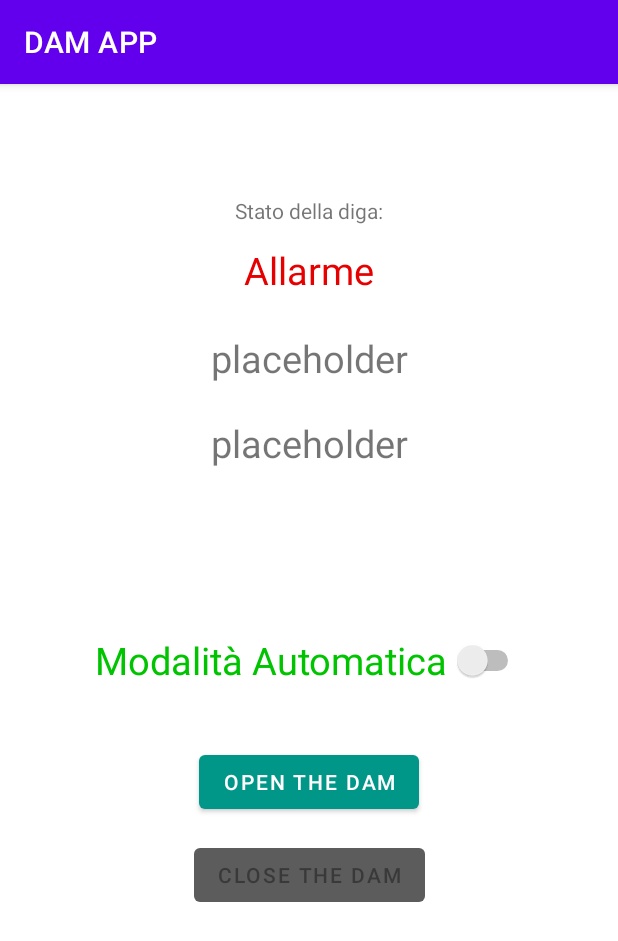
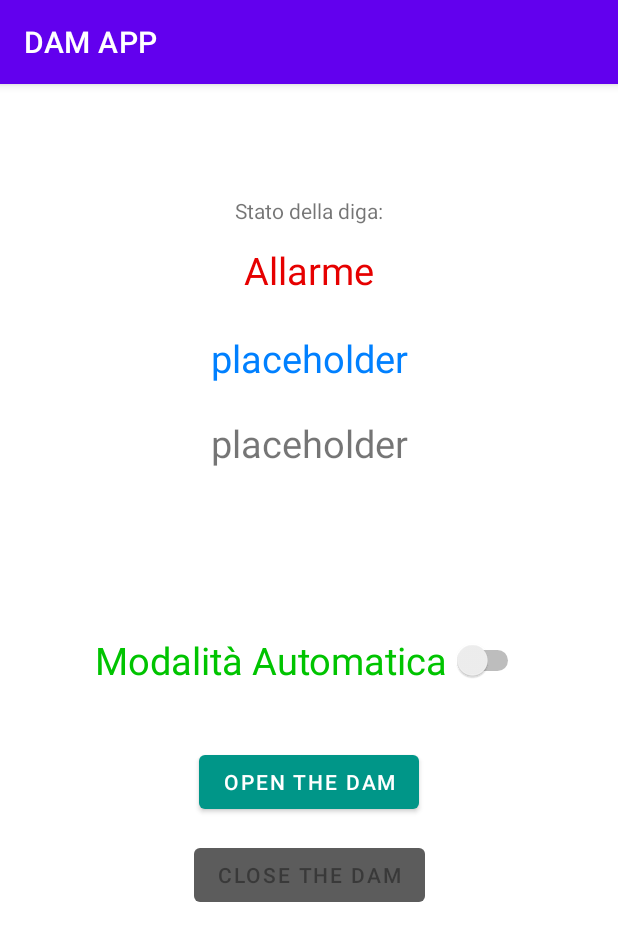
Before and after one commit to w-disaster/seiot-assignments-2020, an Android app: the screen it shows after launch (MainActivity), on a phone screen of 412 x 824 dp. Shown: the top 941 px of the screen. Run offline under Robolectric (Android 15) with nearby library versions, the phone set to English and light mode, and no system bars; 2 statements that could not run were skipped.

Commit message:
added color in values for water level

```diff
--- a/smart_dam/src/dam_mobileapp/app/src/main/java/com/dm/dam_mobile/MainActivity.java
+++ b/smart_dam/src/dam_mobileapp/app/src/main/java/com/dm/dam_mobile/MainActivity.java
@@ -4,6 +4,7 @@ import androidx.annotation.Nullable;
 import androidx.annotation.RequiresApi;
 import androidx.appcompat.app.AppCompatActivity;
 
+import android.annotation.SuppressLint;
 import android.graphics.Color;
 import android.os.Build;
 import android.os.Bundle;
@@ -34,7 +35,6 @@ public class MainActivity extends AppCompatActivity {
     private static final int DAM_STEP = 20;
     private static final String BTN_DISABLED = "#5c5c5c";
     private static final String BTN_ENABLED = "#009688";
-    private static final String WATER_COLOR = "#0080ff";
 
     private int damLevel;
     private int waterLevel;
@@ -48,6 +48,7 @@ public class MainActivity extends AppCompatActivity {
     private TextView damLevelView;
     private TextView waterLevelView;
 
+    @SuppressLint("UseSwitchCompatOrMaterialCode")
     private Switch contextSwitch;
     private Button btnOpen;
     private Button btnClose;
@@ -77,21 +78,16 @@ public class MainActivity extends AppCompatActivity {
 
         initUI();
         updateUI();
-
     }
 
     @Override
     protected void onStart() {
         super.onStart();
+
         //later the dam state will be received by DS
         this.damState = DamState.ALARM;
 
         updateUI();
-    }
-
-    @Override
-    protected void onPause() {
-        super.onPause();
     }
 
     @Override
@@ -135,12 +131,12 @@ public class MainActivity extends AppCompatActivity {
             if(!operationOutOfBounds(-1)) {
                 enableButton(btnOpen);
             }
+
         }else{
             this.context = ControlMode.AUTOMATIC;
             disableButton(btnClose);
             disableButton(btnOpen);
         }
-
         this.contextSwitch.setText(this.context.toString());
     }
 
@@ -164,7 +160,6 @@ public class MainActivity extends AppCompatActivity {
 
         // water
         this.waterLevelView = findViewById(R.id.water);
-        this.stateView.setTextColor(Color.parseColor(WATER_COLOR));
 
         // dam level
         this.damLevelView = findViewById(R.id.level);
@@ -207,6 +202,7 @@ public class MainActivity extends AppCompatActivity {
                         disableButton(this.btnClose);
                     }
                 }else{
+                    this.contextSwitch.setChecked(false);
                     disableButton(this.btnOpen);
                     disableButton(this.btnClose);
                 }
--- a/smart_dam/src/dam_mobileapp/app/src/main/res/layout/activity_main.xml
+++ b/smart_dam/src/dam_mobileapp/app/src/main/res/layout/activity_main.xml
@@ -112,6 +112,7 @@
         app:layout_constraintRight_toRightOf="parent"
 
         app:layout_constraintTop_toBottomOf="@+id/waterLabel"
+        android:textColor="@color/water"
 
         app:layout_constraintVertical_bias="0.02"
         android:textSize="25sp"
@@ -123,10 +124,9 @@
         android:layout_height="53dp"
 
         android:text="@string/mode"
-        android:textOff="@string/auto_mode"
-        android:textOn="@string/manual_mode"
         android:textSize="25sp"
 
+        android:checked="false"
         android:onClick="switchControlMode"
 
         app:layout_constraintBottom_toBottomOf="parent"
--- a/smart_dam/src/dam_mobileapp/app/src/main/res/values/colors.xml
+++ b/smart_dam/src/dam_mobileapp/app/src/main/res/values/colors.xml
@@ -9,4 +9,5 @@
     <color name="white">#FFFFFFFF</color>
     <color name="enabled">#5c5c5c</color>
     <color name="disabled">#FF03DAC5</color>
+    <color name="water">#0080ff</color>
 </resources>
--- a/smart_dam/src/dam_mobileapp/app/src/main/res/values/strings.xml
+++ b/smart_dam/src/dam_mobileapp/app/src/main/res/values/strings.xml
@@ -7,6 +7,4 @@
     <string name="waterLabel" translatable="true">Livello acqua:</string>
     <string name="placeholder">placeholder</string>
     <string name="mode">Modalità Automatica</string>
-    <string name="auto_mode">Modalità Automatica</string>
-    <string name="manual_mode">Modalità Manuale</string>
 </resources>
```
